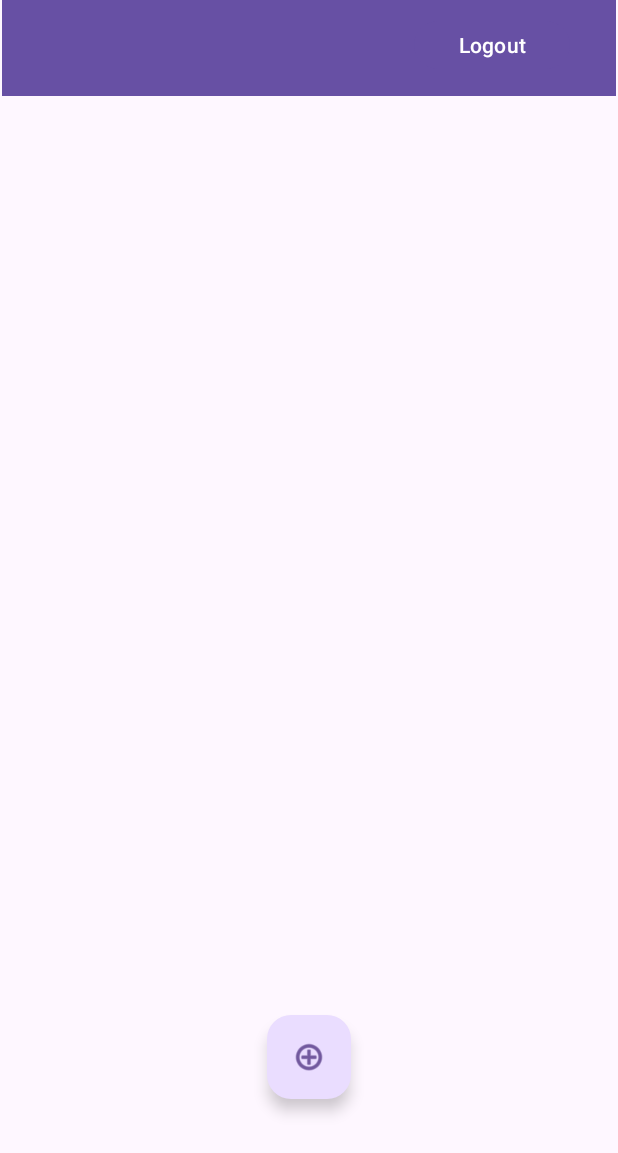
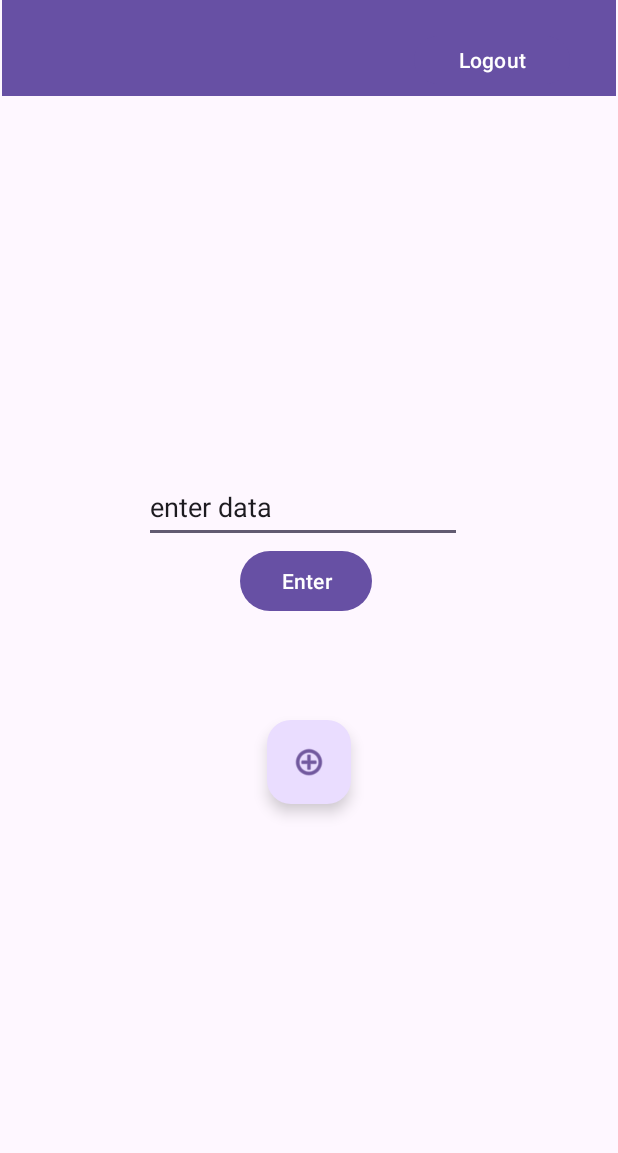
Before and after one commit to natsudaS/NestSync, an Android app: the HomeActivity screen opened directly, with no data from a screen before it, on a phone screen of 412 x 824 dp. Shown: the top 1153 px of the screen. Run offline under Robolectric (Android 15) with nearby library versions, the phone set to English and light mode, and no system bars; our stand-ins replace Firebase (no records; nobody signed in at launch, a user with empty details on screens opened directly).

Commit message:
database connection established

```diff
--- a/app/build.gradle.kts
+++ b/app/build.gradle.kts
@@ -43,4 +43,8 @@ dependencies {
     testImplementation("junit:junit:4.13.2")
     androidTestImplementation("androidx.test.ext:junit:1.1.5")
     androidTestImplementation("androidx.test.espresso:espresso-core:3.5.1")
+
+    implementation ("com.google.firebase:firebase-admin:9.2.0")
+    implementation("com.google.firebase:firebase-core:21.1.1")
+    implementation("com.google.firebase:firebase-database:20.3.0")
 }
--- a/app/src/main/java/com/natsu/nestsync/Globals.java
+++ b/app/src/main/java/com/natsu/nestsync/Globals.java
@@ -6,6 +6,7 @@ public class Globals {
 
     private Globals() {
         //hier Daten aus de Datenbank einlesen bzw Testdaten hart einkodieren
+        User user = new User("uID", "name");
     }
 
     public static Globals getInstance() {
--- a/app/src/main/java/com/natsu/nestsync/HomeActivity.java
+++ b/app/src/main/java/com/natsu/nestsync/HomeActivity.java
@@ -4,29 +4,60 @@ import android.content.Intent;
 import android.os.Bundle;
 import android.view.View;
 import android.widget.Button;
+import android.widget.EditText;
+import android.widget.TextView;
 
 import androidx.appcompat.app.AppCompatActivity;
 
 import com.google.firebase.auth.FirebaseAuth;
+import com.google.firebase.auth.FirebaseUser;
+import com.google.firebase.database.DatabaseReference;
+import com.google.firebase.database.FirebaseDatabase;
 
 public class HomeActivity extends AppCompatActivity {
     // declare vars
-    Button logoutBtn;
+    Button logoutBtn,testButton;
+    EditText testData;
     FirebaseAuth oAuth;
+    FirebaseUser user;
+    DatabaseReference rootDatabaseref;
+    String name;
+    TextView greeting;
     protected void onCreate(Bundle savedInstanceState) {
         super.onCreate(savedInstanceState);
         setContentView(R.layout.activity_home);
 
         // find elements
         logoutBtn = findViewById(R.id.logoutButton);
+        testButton = findViewById(R.id.testButton);
+        testData = findViewById(R.id.testData);
+        greeting = findViewById(R.id.textView2);
+        rootDatabaseref = FirebaseDatabase.getInstance().getReference();
+        // rootDatabaseref = FirebaseDatabase.getInstance().getReference().child("MyData"); for making it a child of mydata
+        // referencing approach rather then embedding approach
+        oAuth = FirebaseAuth.getInstance();
+        user = FirebaseAuth.getInstance().getCurrentUser();
+        if (user != null) {
+            name = user.getDisplayName();
+            String email = user.getEmail();
+        }
 
-        oAuth = FirebaseAuth.getInstance();
 
+        greeting.setText(name);
         // event handling
         logoutBtn.setOnClickListener(new View.OnClickListener() {
             @Override
             public void onClick(View v) {
                 logout(v);
+            }
+        });
+
+        testButton.setOnClickListener(new View.OnClickListener(){
+
+            @Override
+            public void onClick(View v) {
+                String data = testData.getText().toString();
+                rootDatabaseref.setValue(data);
             }
         });
     }
--- a/app/src/main/res/layout/activity_home.xml
+++ b/app/src/main/res/layout/activity_home.xml
@@ -7,12 +7,13 @@
 
     <ScrollView
         android:id="@+id/scrollView2"
-        android:layout_width="344dp"
-        android:layout_height="523dp"
+        android:layout_width="329dp"
+        android:layout_height="119dp"
         android:layout_marginStart="35dp"
-        android:layout_marginTop="82dp"
+        android:layout_marginTop="92dp"
         android:layout_marginEnd="32dp"
         app:layout_constraintEnd_toEndOf="parent"
+        app:layout_constraintHorizontal_bias="0.0"
         app:layout_constraintStart_toStartOf="parent"
         app:layout_constraintTop_toTopOf="parent">
 
@@ -57,4 +58,42 @@
         android:text="@string/logoutbtn"
         app:layout_constraintBottom_toTopOf="@+id/scrollView2"
         app:layout_constraintEnd_toEndOf="parent" />
+
+    <EditText
+        android:id="@+id/testData"
+        android:layout_width="212dp"
+        android:layout_height="47dp"
+        android:layout_marginStart="95dp"
+        android:layout_marginEnd="104dp"
+        android:layout_marginBottom="118dp"
+        android:ems="10"
+        android:inputType="text"
+        android:text="enter data"
+        app:layout_constraintBottom_toTopOf="@+id/floatingActionButton"
+        app:layout_constraintEnd_toEndOf="parent"
+        app:layout_constraintStart_toStartOf="parent" />
+
+    <Button
+        android:id="@+id/testButton"
+        android:layout_width="wrap_content"
+        android:layout_height="wrap_content"
+        android:layout_marginStart="159dp"
+        android:layout_marginTop="1dp"
+        android:layout_marginEnd="164dp"
+        android:text="Enter"
+        app:layout_constraintEnd_toEndOf="parent"
+        app:layout_constraintStart_toStartOf="parent"
+        app:layout_constraintTop_toBottomOf="@+id/testData" />
+
+    <TextView
+        android:id="@+id/textView2"
+        android:layout_width="wrap_content"
+        android:layout_height="wrap_content"
+        android:layout_marginStart="166dp"
+        android:layout_marginEnd="187dp"
+        android:layout_marginBottom="29dp"
+        android:text="Greeting"
+        app:layout_constraintBottom_toTopOf="@+id/testData"
+        app:layout_constraintEnd_toEndOf="parent"
+        app:layout_constraintStart_toStartOf="parent" />
 </androidx.constraintlayout.widget.ConstraintLayout>
```
Also changed, not shown: app/src/main/java/com/natsu/nestsync/Collection.java (+32 -1 lines), app/src/main/java/com/natsu/nestsync/Item.java (added, +26 -0 lines), app/src/main/java/com/natsu/nestsync/NestList.java (added, +40 -0 lines), app/src/main/java/com/natsu/nestsync/User.java (added, +11 -0 lines).
